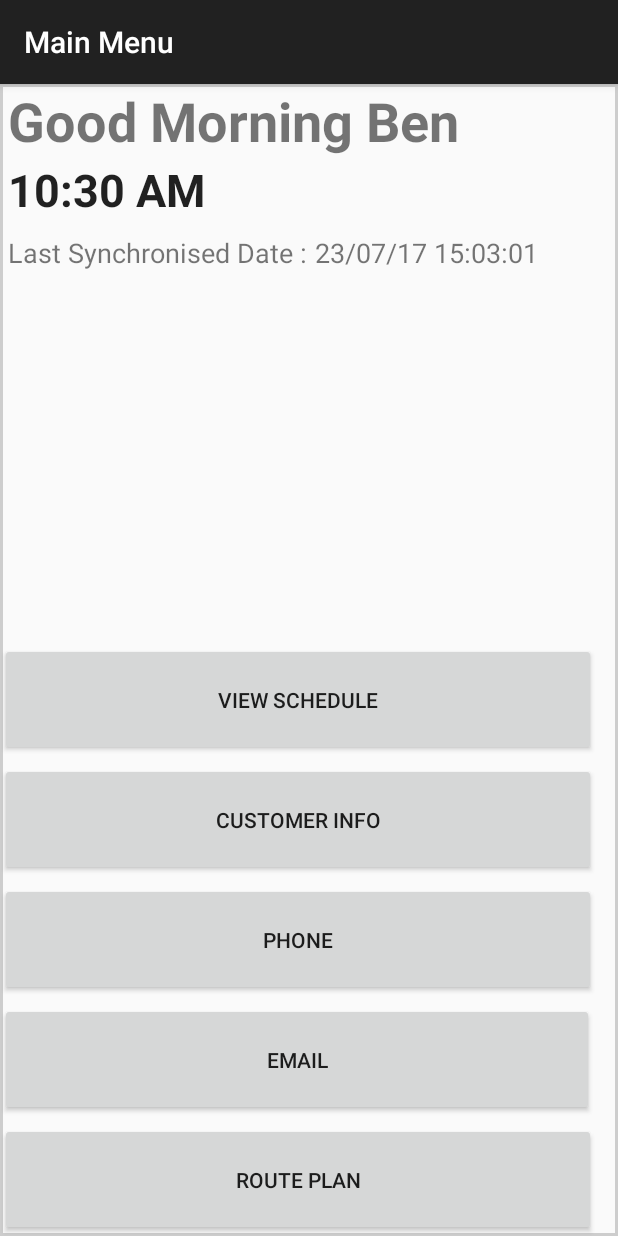
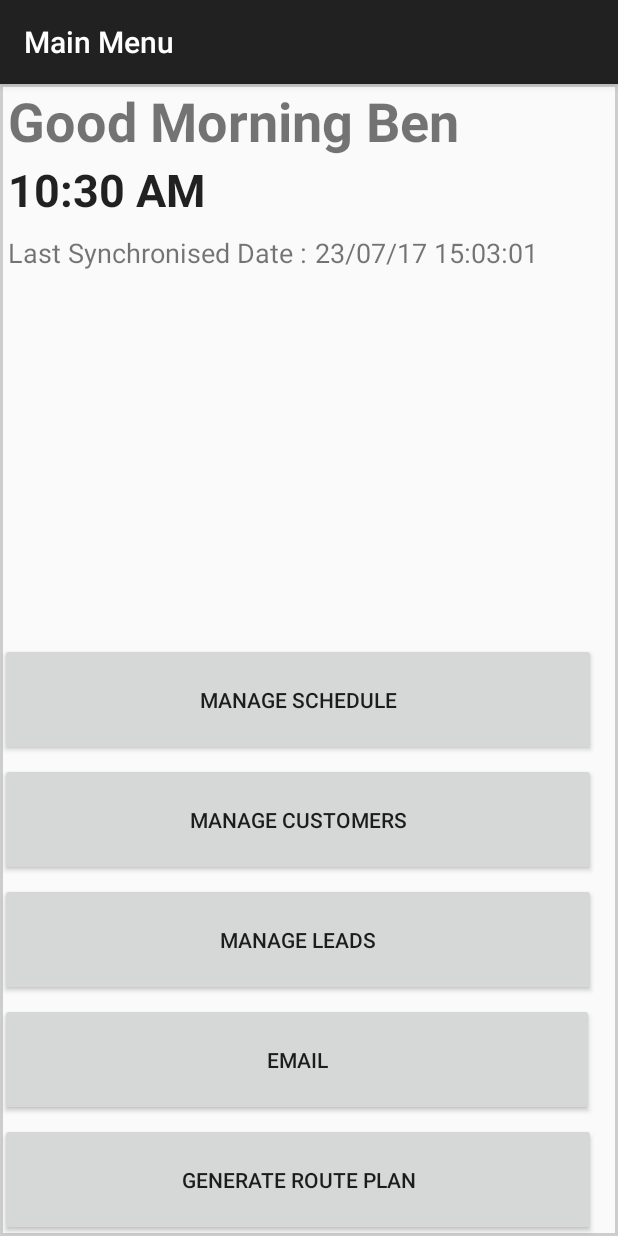
Before and after one commit to BenParker23/parker_ben_set08114_coursework, an Android app: the screen it shows after launch (MainMenu), on a phone screen of 412 x 824 dp. Run offline under Robolectric (Android 15) with nearby library versions, the phone set to English and light mode, and no system bars.

Commit message:
Adding new activities and layouts

```diff
--- a/app/src/main/java/com/ben/activity/LoginActivity.java
+++ b/app/src/main/java/com/ben/activity/LoginActivity.java
@@ -25,7 +25,4 @@ public class LoginActivity extends AppCompatActivity {
         Intent intent = new Intent(this.getBaseContext(), MainMenu.class);
         startActivity(intent);
     }
-
-
-
 }
--- a/app/src/main/java/com/ben/activity/MainMenu.java
+++ b/app/src/main/java/com/ben/activity/MainMenu.java
@@ -1,7 +1,10 @@
 package com.ben.activity;
 
+import android.content.Intent;
 import android.os.Bundle;
 import android.support.v7.app.AppCompatActivity;
+import android.view.View;
+import android.widget.Button;
 
 import com.ben.R;
 
@@ -11,12 +14,47 @@ import com.ben.R;
  * @usage  Main Menu activity showing user all options
  * after logging into the app
  */
-public class MainMenu extends AppCompatActivity {
+public class MainMenu extends AppCompatActivity implements View.OnClickListener{
 
     @Override
     protected void onCreate(Bundle savedInstanceState) {
         super.onCreate(savedInstanceState);
         setContentView(R.layout.activity_mainmenu);
+
+        Button trigSchedBut = (Button)findViewById(R.id.actionScheduleBut);
+        trigSchedBut.setOnClickListener(this);
+        Button custListBut = (Button)findViewById(R.id.manageCustomerBut);
+        custListBut.setOnClickListener(this);
+        Button leadLeadBut = (Button)findViewById(R.id.manageLeadBut);
+        leadLeadBut.setOnClickListener(this);
+        Button emailCustBut = (Button)findViewById(R.id.emailCustomerBut);
+        emailCustBut.setOnClickListener(this);
+        Button routePlanBut = (Button)findViewById(R.id.routePlanBut);
+        routePlanBut.setOnClickListener(this);
     }
 
+
+    @Override
+    public void onClick(View view){
+        if (view.getId() == R.id.actionScheduleBut){
+            Intent intent = new Intent(this.getBaseContext(), TriggerSchedule.class);
+            startActivity(intent);
+        }
+        else if (view.getId() == R.id.manageCustomerBut){
+            Intent intent = new Intent(this.getBaseContext(), CustomerList.class);
+            startActivity(intent);
+        }
+        else if (view.getId() == R.id.manageLeadBut){
+            Intent intent = new Intent(this.getBaseContext(), LeadList.class);
+            startActivity(intent);
+        }
+        else if (view.getId() == R.id.emailCustomerBut){
+            Intent intent = new Intent(this.getBaseContext(), EmailCustomer.class);
+            startActivity(intent);
+        }
+        else if (view.getId() == R.id.routePlanBut){
+            Intent intent = new Intent(this.getBaseContext(), RoutePlan.class);
+            startActivity(intent);
+        }
+    }
 }
--- a/app/src/main/java/com/ben/model/DBObject.java
+++ b/app/src/main/java/com/ben/model/DBObject.java
@@ -1,11 +1,8 @@
 package com.ben.model;
-
-import android.content.ContentValues;
 
 import org.json.JSONObject;
 
 import java.io.Serializable;
-import java.sql.Timestamp;
 
 
 /**
--- /dev/null
+++ b/app/src/main/res/layout/activity_customerlist.xml
@@ -0,0 +1,6 @@
+<?xml version="1.0" encoding="utf-8"?>
+<LinearLayout xmlns:android="http://schemas.android.com/apk/res/android"
+    android:orientation="vertical" android:layout_width="match_parent"
+    android:layout_height="match_parent">
+
+</LinearLayout>
--- /dev/null
+++ b/app/src/main/res/layout/activity_emailcustomer.xml
@@ -0,0 +1,6 @@
+<?xml version="1.0" encoding="utf-8"?>
+<LinearLayout xmlns:android="http://schemas.android.com/apk/res/android"
+    android:orientation="vertical" android:layout_width="match_parent"
+    android:layout_height="match_parent">
+
+</LinearLayout>
--- /dev/null
+++ b/app/src/main/res/layout/activity_leadlist.xml
@@ -0,0 +1,6 @@
+<?xml version="1.0" encoding="utf-8"?>
+<LinearLayout xmlns:android="http://schemas.android.com/apk/res/android"
+    android:orientation="vertical" android:layout_width="match_parent"
+    android:layout_height="match_parent">
+
+</LinearLayout>
--- a/app/src/main/res/layout/activity_login.xml
+++ b/app/src/main/res/layout/activity_login.xml
@@ -8,7 +8,7 @@
     android:paddingLeft="@dimen/activity_horizontal_margin"
     android:paddingRight="@dimen/activity_horizontal_margin"
     android:paddingTop="@dimen/activity_vertical_margin"
-    tools:context="com.ben.activity.LoginActivity">
+    tools:context="com.ben.com.idempiere.activity.LoginActivity">
     <android.support.design.widget.CoordinatorLayout
         android:layout_width="600dp"
         android:layout_height="match_parent">
--- a/app/src/main/res/layout/activity_mainmenu.xml
+++ b/app/src/main/res/layout/activity_mainmenu.xml
@@ -14,35 +14,35 @@
         android:layout_height="75dp"
         android:layout_gravity="bottom"
         android:layout_marginBottom="320dp"
-        android:text="View Schedule" />
+        android:text="Manage Schedule" />
 
-
-    <Button
-        android:id="@+id/requestBut"
-        android:layout_width="397dp"
-        android:layout_height="75dp"
-        android:layout_gravity="bottom"
-        android:text="Route Plan" />
 
     <Button
         android:id="@+id/routePlanBut"
         android:layout_width="397dp"
         android:layout_height="75dp"
         android:layout_gravity="bottom"
-        android:layout_marginBottom="160dp"
-        android:text="Phone" />
+        android:text="Generate Route Plan" />
 
     <Button
-        android:id="@+id/todaysActionsBut"
+        android:id="@+id/manageLeadBut"
+        android:layout_width="397dp"
+        android:layout_height="75dp"
+        android:layout_gravity="bottom"
+        android:layout_marginBottom="160dp"
+        android:text="Manage Leads" />
+
+    <Button
+        android:id="@+id/manageCustomerBut"
         android:layout_width="397dp"
         android:layout_height="75dp"
         android:layout_gravity="bottom"
         android:layout_marginBottom="240dp"
-        android:text="Customer Info" />
+        android:text="Manage Customers" />
 
 
     <Button
-        android:id="@+id/custInfoBut"
+        android:id="@+id/emailCustomerBut"
         android:layout_width="396dp"
         android:layout_height="75dp"
         android:layout_gravity="bottom"
--- /dev/null
+++ b/app/src/main/res/layout/activity_routeplan.xml
@@ -0,0 +1,6 @@
+<?xml version="1.0" encoding="utf-8"?>
+<LinearLayout xmlns:android="http://schemas.android.com/apk/res/android"
+    android:orientation="vertical" android:layout_width="match_parent"
+    android:layout_height="match_parent">
+
+</LinearLayout>
--- /dev/null
+++ b/app/src/main/res/layout/activity_triggerschedule.xml
@@ -0,0 +1,6 @@
+<?xml version="1.0" encoding="utf-8"?>
+<LinearLayout xmlns:android="http://schemas.android.com/apk/res/android"
+    android:orientation="vertical" android:layout_width="match_parent"
+    android:layout_height="match_parent">
+
+</LinearLayout>
```
Also changed, not shown: app/src/main/AndroidManifest.xml (+20 -0 lines), app/src/main/java/com/ben/activity/CustomerList.java (added, +21 -0 lines), app/src/main/java/com/ben/activity/EmailCustomer.java (added, +19 -0 lines), app/src/main/java/com/ben/activity/LeadList.java (added, +20 -0 lines), app/src/main/java/com/ben/activity/RoutePlan.java (added, +20 -0 lines), app/src/main/java/com/ben/activity/TriggerSchedule.java (added, +20 -0 lines).
